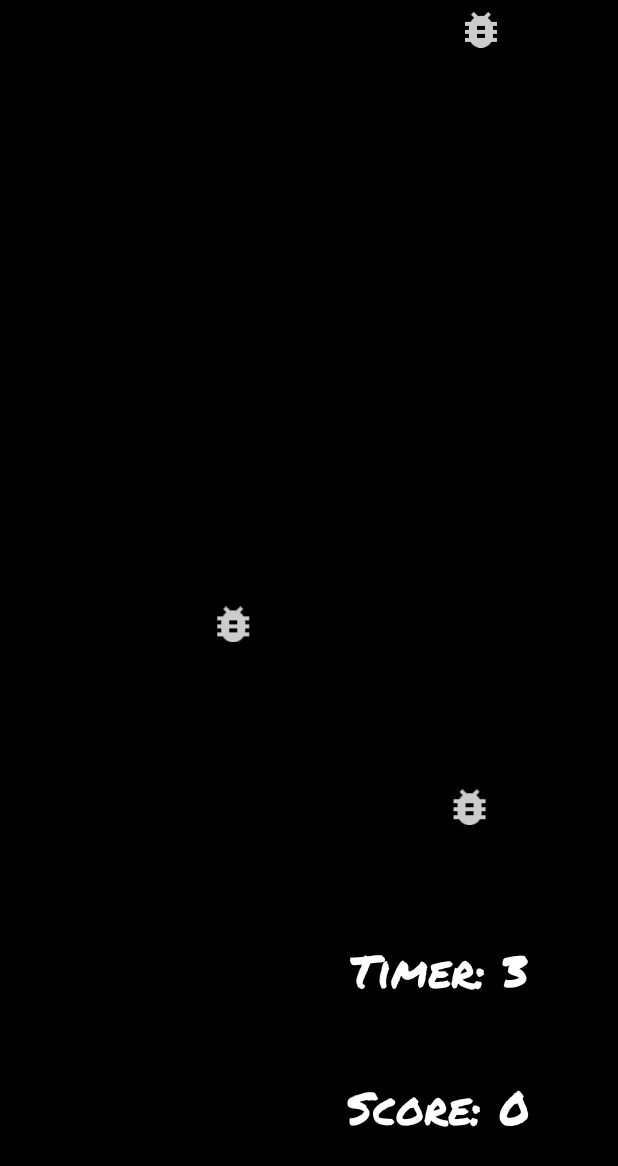
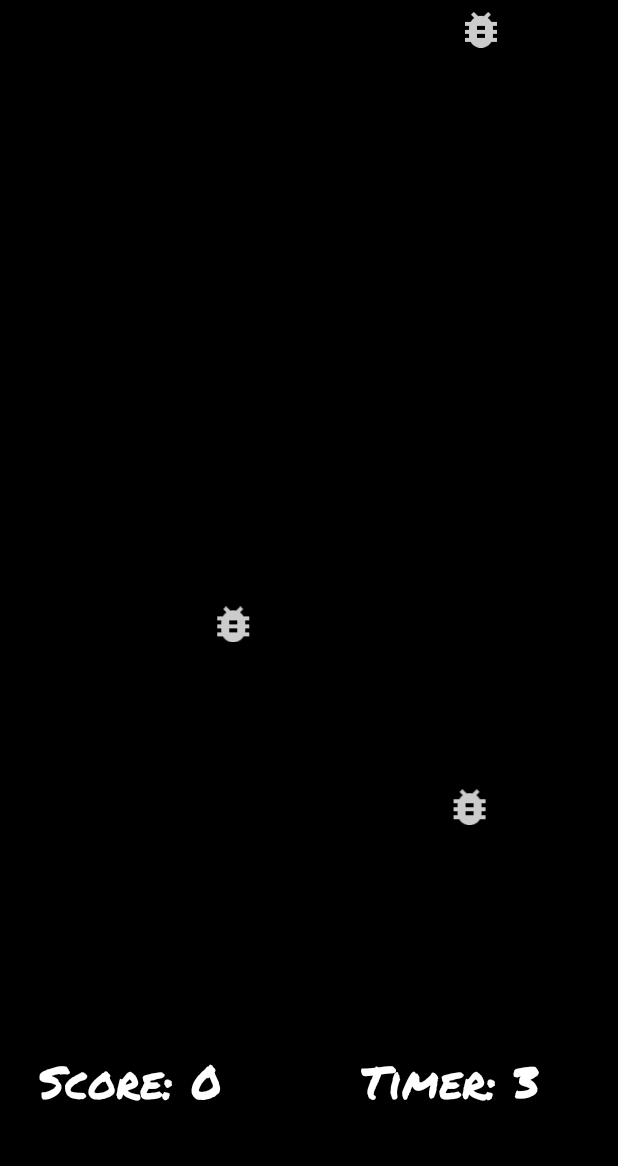
Before and after one commit to endlessrequiem/ClickThePic, an Android app: the GameActivity screen opened directly, with no data from a screen before it, on a phone screen of 412 x 824 dp. Shown: the top 1166 px of the screen. Run offline under Robolectric (Android 15) with nearby library versions, the phone set to English and light mode, and no system bars; Roboto replaces fonts that are not available here.

Commit message:
layout changes to game_activity.xml

```diff
--- a/app/src/main/java/austinwhite/tech/clickthepic/GameActivity.java
+++ b/app/src/main/java/austinwhite/tech/clickthepic/GameActivity.java
@@ -10,7 +10,6 @@ import android.view.WindowManager;
 import android.widget.Button;
 import android.widget.ImageButton;
 import android.widget.TextView;
-import android.widget.Toast;
 import java.util.Random;
 
 //TODO: MAKE SURE BUTTONS SPAWN WITHIN THE LAYOUT
@@ -81,7 +80,6 @@ public class GameActivity extends MainActivity {
                 int i = a[0]++;
                 score.setText(getString(R.string.score) + " " + i);
                 gameObject.setVisibility(View.GONE);
-
                 scoreCheck(i, countDown);
 
             }
@@ -93,7 +91,6 @@ public class GameActivity extends MainActivity {
                 int i = a[0]++;
                 score.setText(getString(R.string.score) + " " + i);
                 gameObject2.setVisibility(View.GONE);
-
                 scoreCheck(i, countDown);
 
             }
@@ -105,7 +102,6 @@ public class GameActivity extends MainActivity {
                 int i = a[0]++;
                 score.setText(getString(R.string.score) + " " + i);
                 gameObject3.setVisibility(View.GONE);
-
                 scoreCheck(i, countDown);
 
             }
--- a/app/src/main/res/layout/game_activity.xml
+++ b/app/src/main/res/layout/game_activity.xml
@@ -5,10 +5,10 @@
     android:id="@+id/constrant"
     android:layout_width="match_parent"
     android:layout_height="match_parent"
-    android:orientation="vertical"
     android:background="#000000"
     android:clipChildren="false"
-    android:clipToPadding="false">
+    android:clipToPadding="false"
+    android:orientation="vertical">
 
     <Button
         android:id="@+id/refreshDebug"
@@ -17,13 +17,14 @@
         android:layout_marginStart="157dp"
         android:layout_marginTop="341dp"
         android:layout_marginEnd="157dp"
-        android:layout_marginBottom="202dp"
+        android:layout_marginBottom="334dp"
         android:background="#FFFFFF"
         android:backgroundTint="#FFFFFF"
         android:fontFamily="@font/permanent_marker"
         android:text="@string/refreshDebug"
-        app:layout_constraintBottom_toTopOf="@+id/timer"
+        app:layout_constraintBottom_toBottomOf="parent"
         app:layout_constraintEnd_toEndOf="parent"
+        app:layout_constraintHorizontal_bias="0.473"
         app:layout_constraintStart_toStartOf="parent"
         app:layout_constraintTop_toTopOf="parent" />
 
@@ -64,10 +65,10 @@
         android:id="@+id/score"
         android:layout_width="wrap_content"
         android:layout_height="wrap_content"
-        android:layout_marginStart="198dp"
-        android:layout_marginTop="8dp"
-        android:layout_marginEnd="25dp"
-        android:layout_marginBottom="34dp"
+        android:layout_marginStart="25dp"
+        android:layout_marginTop="653dp"
+        android:layout_marginEnd="263dp"
+        android:layout_marginBottom="35dp"
         android:fontFamily="@font/permanent_marker"
         android:text="@string/defaultScore"
         android:textAlignment="textStart"
@@ -76,23 +77,24 @@
         app:layout_constraintBottom_toBottomOf="parent"
         app:layout_constraintEnd_toEndOf="parent"
         app:layout_constraintStart_toStartOf="parent"
-        app:layout_constraintTop_toBottomOf="@+id/timer" />
+        app:layout_constraintTop_toTopOf="parent" />
 
     <TextView
         android:id="@+id/timer"
         android:layout_width="wrap_content"
         android:layout_height="wrap_content"
-        android:layout_marginStart="198dp"
-        android:layout_marginTop="595dp"
-        android:layout_marginEnd="25dp"
-        android:layout_marginBottom="10dp"
+        android:layout_marginStart="210dp"
+        android:layout_marginTop="653dp"
+        android:layout_marginEnd="22dp"
+        android:layout_marginBottom="35dp"
         android:fontFamily="@font/permanent_marker"
         android:text="@string/defaultTimer"
         android:textAlignment="textStart"
         android:textColor="#FFFFFF"
         android:textSize="30sp"
-        app:layout_constraintBottom_toTopOf="@+id/score"
+        app:layout_constraintBottom_toBottomOf="parent"
         app:layout_constraintEnd_toEndOf="parent"
+        app:layout_constraintStart_toEndOf="@+id/score"
         app:layout_constraintStart_toStartOf="parent"
         app:layout_constraintTop_toTopOf="parent" />
 
@@ -100,10 +102,10 @@
         android:id="@+id/gameOver"
         android:layout_width="wrap_content"
         android:layout_height="wrap_content"
-        android:layout_marginStart="138dp"
-        android:layout_marginTop="253dp"
-        android:layout_marginEnd="138dp"
-        android:layout_marginBottom="49dp"
+        android:layout_marginStart="94dp"
+        android:layout_marginTop="233dp"
+        android:layout_marginEnd="94dp"
+        android:layout_marginBottom="50dp"
         android:fontFamily="@font/permanent_marker"
         android:text="@string/gameOver"
         android:textAlignment="center"
```
